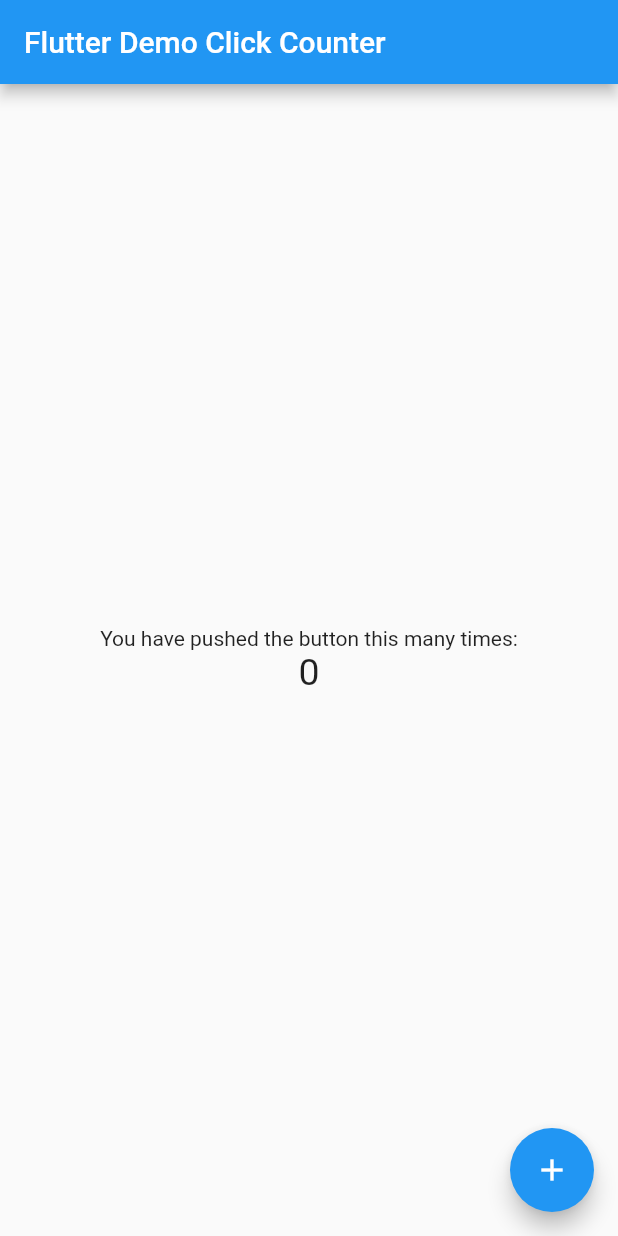
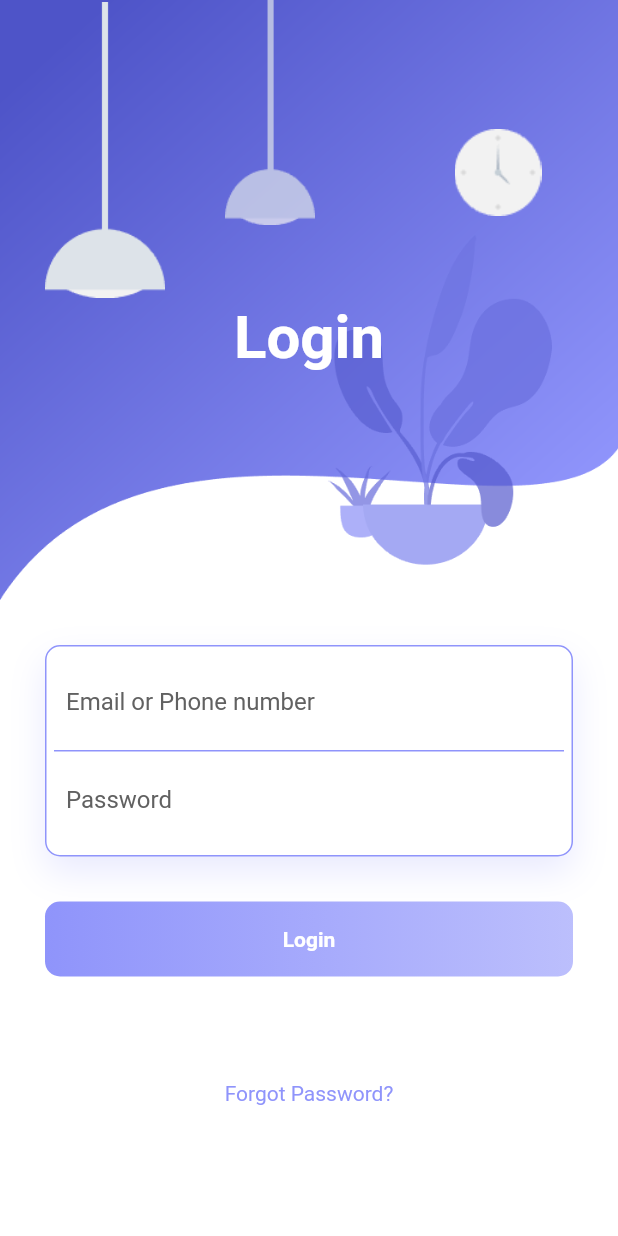
Before and after one commit to SamuelWorld20/Animated_login_page, a Flutter app: the screen it shows after launch, on a phone screen of 412 x 824 dp. Run offline on Flutter 3.47's test engine with Material 2 defaults, Android fonts, the phone set to English and light mode, and no system bars; our stand-ins replace animate_do.

Commit message:
Initial commit

```diff
--- a/lib/main.dart
+++ b/lib/main.dart
@@ -1,91 +1,175 @@
 import 'package:flutter/material.dart';
+import 'package:animate_do/animate_do.dart';
 
-void main() => runApp(const MyApp());
+void main() => runApp(MaterialApp(
+      debugShowCheckedModeBanner: false,
+      home: HomePage(),
+    ));
 
-class MyApp extends StatelessWidget {
-  const MyApp({super.key});
-  static const String _title = 'Flutter Stateful Clicker Counter';
-  // This widget is the root of your application.
+class HomePage extends StatelessWidget {
   @override
   Widget build(BuildContext context) {
-    return MaterialApp(
-      title: _title,
-      theme: ThemeData(
-        primarySwatch: Colors.blue,
+    return Scaffold(
+        backgroundColor: Colors.white,
+        body: SingleChildScrollView(
+          child: Container(
+            child: Column(
+              children: <Widget>[
+                Container(
+                  height: 400,
+                  decoration: BoxDecoration(
+                      image: DecorationImage(
+                          image: AssetImage('assets/images/background.png'),
+                          fit: BoxFit.fill)),
+                  child: Stack(
+                    children: <Widget>[
+                      Positioned(
+                        left: 30,
+                        width: 80,
+                        height: 200,
+                        child: FadeInUp(
+                            duration: Duration(seconds: 1),
+                            child: Container(
+                              decoration: BoxDecoration(
+                                  image: DecorationImage(
+                                      image: AssetImage(
+                                          'assets/images/light-1.png'))),
+                            )),
                       ),
-      home: const MyHomePage(),
-    );
-  }
-}
-
-class MyHomePage extends StatefulWidget {
-  const MyHomePage({super.key});
-  // This widget is the home page of your application. It is stateful, meaning
-  // that it has a State object (defined below) that contains fields that affect
-  // how it looks.
-  // This class is the configuration for the state.
-  @override
-  _MyHomePageState createState() => _MyHomePageState();
-}
-
-class _MyHomePageState extends State<MyHomePage> {
-  int _counter = 0;
-
-  void _incrementCounter() {
-    setState(() {
-      // This call to setState tells the Flutter framework that something has
-      // changed in this State, which causes it to rerun the build method below
-      // so that the display can reflect the updated values. If we changed
-      // _counter without calling setState(), then the build method would not be
-      // called again, and so nothing would appear to happen.
-      _counter++;
-    });
-  }
-
-  @override
-  Widget build(BuildContext context) {
-    // This method is rerun every time setState is called, for instance as done
-    // by the _incrementCounter method above.
-    //
-    // The Flutter framework has been optimized to make rerunning build methods
-    // fast, so that you can just rebuild anything that needs updating rather
-    // than having to individually change instances of widgets.
-    return Scaffold(
-      appBar: AppBar(
-        // Here we take the value from the MyHomePage object that was created by
-        // the App.build method, and use it to set our appbar title.
-        title: const Text('Flutter Demo Click Counter'),
+                      Positioned(
+                        left: 140,
+                        width: 80,
+                        height: 150,
+                        child: FadeInUp(
+                            duration: Duration(milliseconds: 1200),
+                            child: Container(
+                              decoration: BoxDecoration(
+                                  image: DecorationImage(
+                                      image: AssetImage(
+                                          'assets/images/light-2.png'))),
+                            )),
                       ),
-      body: Center(
-        // Center is a layout widget. It takes a single child and positions it
-        // in the middle of the parent.
-        child: Column(
-          // Column is also a layout widget. It takes a list of children and
-          // arranges them vertically. By default, it sizes itself to fit its
-          // children horizontally, and tries to be as tall as its parent.
-          //
-          // Column has various properties to control how it sizes itself and
-          // how it positions its children. Here we use mainAxisAlignment to
-          // center the children vertically; the main axis here is the vertical
-          // axis because Columns are vertical (the cross axis would be
-          // horizontal).
-          mainAxisAlignment: MainAxisAlignment.center,
-          children: <Widget>[
-            const Text(
-              'You have pushed the button this many times:',
+                      Positioned(
+                        right: 40,
+                        top: 40,
+                        width: 80,
+                        height: 150,
+                        child: FadeInUp(
+                            duration: Duration(milliseconds: 1300),
+                            child: Container(
+                              decoration: BoxDecoration(
+                                  image: DecorationImage(
+                                      image: AssetImage(
+                                          'assets/images/clock.png'))),
+                            )),
                       ),
-            Text(
-              '$_counter',
-              style: const TextStyle(fontSize: 25),
+                      Positioned(
+                        child: FadeInUp(
+                            duration: Duration(milliseconds: 1600),
+                            child: Container(
+                              margin: EdgeInsets.only(top: 50),
+                              child: Center(
+                                child: Text(
+                                  "Login",
+                                  style: TextStyle(
+                                      color: Colors.white,
+                                      fontSize: 40,
+                                      fontWeight: FontWeight.bold),
                                 ),
+                              ),
+                            )),
+                      )
                     ],
                   ),
                 ),
-      floatingActionButton: FloatingActionButton(
-        onPressed: _incrementCounter,
-        tooltip: 'Increment',
-        child: const Icon(Icons.add),
+                Padding(
+                  padding: EdgeInsets.all(30.0),
+                  child: Column(
+                    children: <Widget>[
+                      FadeInUp(
+                          duration: Duration(milliseconds: 1800),
+                          child: Container(
+                            padding: EdgeInsets.all(5),
+                            decoration: BoxDecoration(
+                                color: Colors.white,
+                                borderRadius: BorderRadius.circular(10),
+                                border: Border.all(
+                                    color: Color.fromRGBO(143, 148, 251, 1)),
+                                boxShadow: [
+                                  BoxShadow(
+                                      color: Color.fromRGBO(143, 148, 251, .2),
+                                      blurRadius: 20.0,
+                                      offset: Offset(0, 10))
+                                ]),
+                            child: Column(
+                              children: <Widget>[
+                                Container(
+                                  padding: EdgeInsets.all(8.0),
+                                  decoration: BoxDecoration(
+                                      border: Border(
+                                          bottom: BorderSide(
+                                              color: Color.fromRGBO(
+                                                  143, 148, 251, 1)))),
+                                  child: TextField(
+                                    decoration: InputDecoration(
+                                        border: InputBorder.none,
+                                        hintText: "Email or Phone number",
+                                        hintStyle:
+                                            TextStyle(color: Colors.grey[700])),
                                   ),
-    );
+                                ),
+                                Container(
+                                  padding: EdgeInsets.all(8.0),
+                                  child: TextField(
+                                    obscureText: true,
+                                    decoration: InputDecoration(
+                                        border: InputBorder.none,
+                                        hintText: "Password",
+                                        hintStyle:
+                                            TextStyle(color: Colors.grey[700])),
+                                  ),
+                                )
+                              ],
+                            ),
+                          )),
+                      SizedBox(
+                        height: 30,
+                      ),
+                      FadeInUp(
+                          duration: Duration(milliseconds: 1900),
+                          child: Container(
+                            height: 50,
+                            decoration: BoxDecoration(
+                                borderRadius: BorderRadius.circular(10),
+                                gradient: LinearGradient(colors: [
+                                  Color.fromRGBO(143, 148, 251, 1),
+                                  Color.fromRGBO(143, 148, 251, .6),
+                                ])),
+                            child: Center(
+                              child: Text(
+                                "Login",
+                                style: TextStyle(
+                                    color: Colors.white,
+                                    fontWeight: FontWeight.bold),
+                              ),
+                            ),
+                          )),
+                      SizedBox(
+                        height: 70,
+                      ),
+                      FadeInUp(
+                          duration: Duration(milliseconds: 2000),
+                          child: Text(
+                            "Forgot Password?",
+                            style: TextStyle(
+                                color: Color.fromRGBO(143, 148, 251, 1)),
+                          )),
+                    ],
+                  ),
+                )
+              ],
+            ),
+          ),
+        ));
   }
 }
```
Also changed, not shown: pubspec.yaml (+4 -3 lines), assets/images/background.png (added), assets/images/clock.png (added), assets/images/light-1.png (added), assets/images/light-2.png (added). Lines whose indentation alone changed are shown as unchanged.
